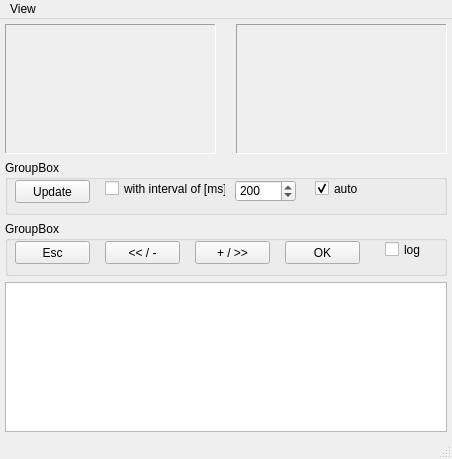
Before: the Qt Designer form examples/QMenuSim - ps200w/mainwindow.ui in zpq001/emgui, drawn with Qt 5.
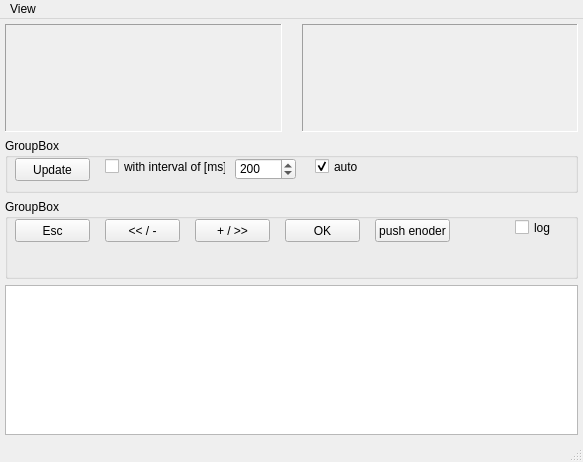
After: the same form once the commit is applied. Custom widgets are drawn as their Qt base class.

The edit to the form file:
```diff
--- a/examples/QMenuSim - ps200w/mainwindow.ui
+++ b/examples/QMenuSim - ps200w/mainwindow.ui
@@ -6,8 +6,8 @@
    <rect>
     <x>0</x>
     <y>0</y>
-    <width>452</width>
-    <height>459</height>
+    <width>583</width>
+    <height>462</height>
    </rect>
   </property>
   <property name="sizePolicy">
@@ -205,7 +205,7 @@
       <property name="minimumSize">
        <size>
         <width>0</width>
-        <height>55</height>
+        <height>80</height>
        </size>
       </property>
       <property name="title">
@@ -275,7 +275,7 @@
       <widget class="QCheckBox" name="checkBox_logEnable">
        <property name="geometry">
         <rect>
-         <x>380</x>
+         <x>510</x>
          <y>20</y>
          <width>41</width>
          <height>17</height>
@@ -285,6 +285,19 @@
         <string>log</string>
        </property>
       </widget>
+      <widget class="QPushButton" name="pushButton_EncPush">
+       <property name="geometry">
+        <rect>
+         <x>370</x>
+         <y>20</y>
+         <width>75</width>
+         <height>23</height>
+        </rect>
+       </property>
+       <property name="text">
+        <string>push enoder</string>
+       </property>
+      </widget>
      </widget>
     </item>
     <item>
@@ -325,7 +338,7 @@
     <rect>
      <x>0</x>
      <y>0</y>
-     <width>452</width>
+     <width>583</width>
      <height>20</height>
     </rect>
    </property>
```
